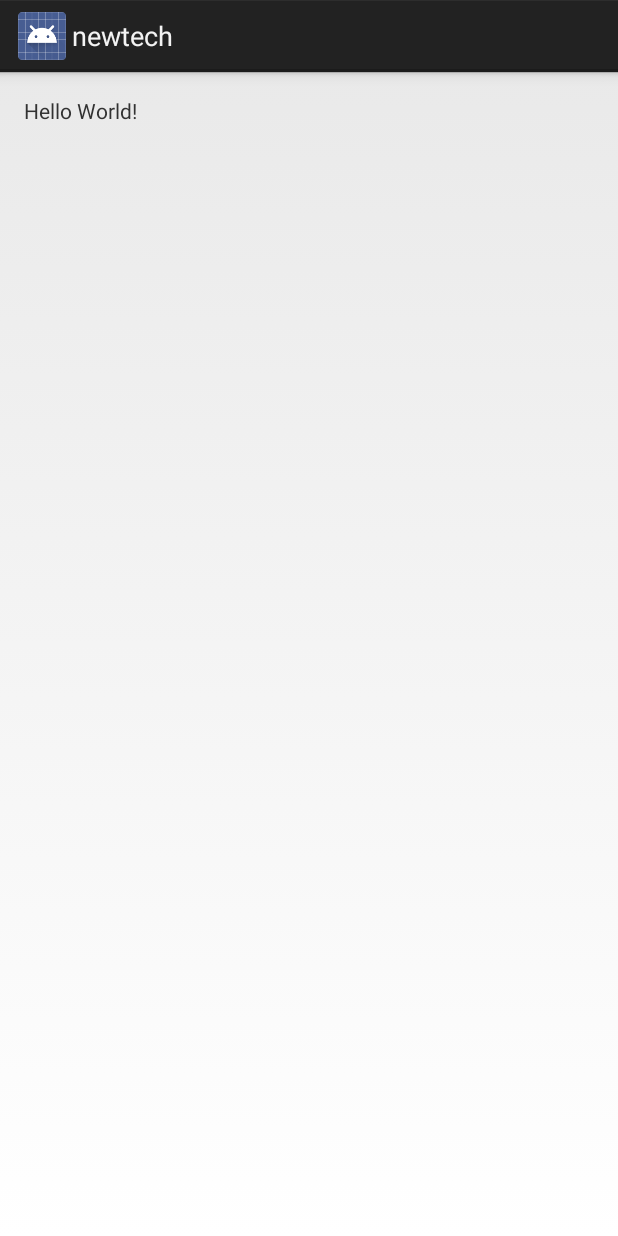
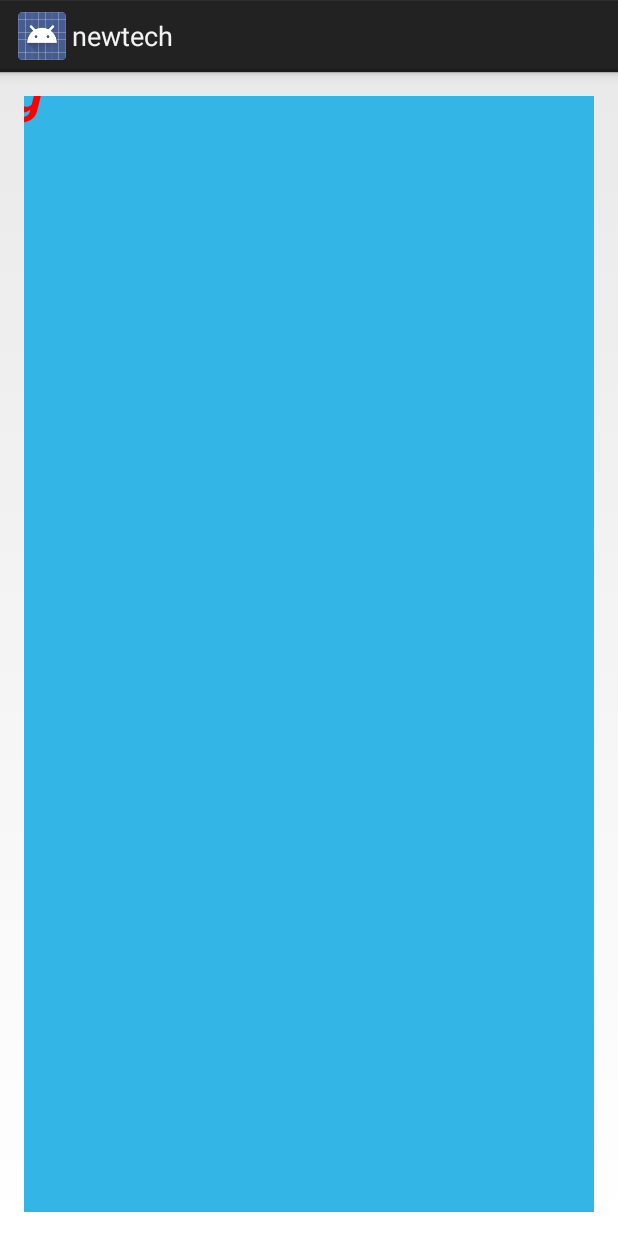
Before and after one commit to hloong/newtech, an Android app: the screen it shows after launch (MainActivity), on a phone screen of 412 x 824 dp. Run offline under Robolectric (Android 15) with nearby library versions, the phone set to English and light mode, and no system bars; our stand-ins replace RxJava.

Commit message:
增加自定义测试

```diff
--- a/app/src/main/java/com/hloong/newtech/customview/CustomView.java
+++ b/app/src/main/java/com/hloong/newtech/customview/CustomView.java
@@ -2,7 +2,10 @@ package com.hloong.newtech.customview;
 
 import android.content.Context;
 import android.graphics.Canvas;
+import android.graphics.Color;
 import android.graphics.Paint;
+import android.graphics.Path;
+import android.graphics.Typeface;
 import android.util.AttributeSet;
 import android.view.View;
 
@@ -12,6 +15,8 @@ import android.view.View;
 
 public class CustomView extends View{
     Paint paint = new Paint(Paint.ANTI_ALIAS_FLAG);
+
+
     public CustomView(Context context) {
         super(context);
     }
@@ -29,7 +34,56 @@ public class CustomView extends View{
     protected void onDraw(Canvas canvas) {
         super.onDraw(canvas);
 
-        paint.setStyle(Paint.Style.FILL);
-        canvas.drawCircle(200,300,150,paint);
+//        paint.setStyle(Paint.Style.STROKE);
+        paint.setColor(Color.RED);
+//        paint.setStrokeWidth(20);
+//        paint.setStrokeCap(Paint.Cap.ROUND);
+//        canvas.drawLine(100,10,100,500,paint);
+//        canvas.drawCircle(200,300,150,paint);
+
+//        drawPath(canvas);
+        drawText(canvas);
+
+
+    }
+
+    /**
+     * 绘制文字
+     * @param canvas
+     */
+    private void drawText(Canvas canvas) {
+        paint.setTextSkewX(-0.25f);
+        paint.setTypeface(Typeface.defaultFromStyle(Typeface.BOLD));
+        paint.setTextAlign(Paint.Align.RIGHT);
+        paint.setTextSize(50);
+        canvas.drawText("gshabing",16,16,paint);
+    }
+
+    /**
+     * 绘制path路径
+     * @param canvas
+     */
+    private void drawPath(Canvas canvas) {
+
+        Path path = new Path();
+        path.moveTo(100,100);
+        path.lineTo(300,100);
+        path.lineTo(100,300);
+        paint.setStrokeJoin(Paint.Join.ROUND);
+        canvas.drawPath(path,paint);
+
+        path = new Path();
+        path.moveTo(100,400);
+        path.lineTo(300,400);
+        path.lineTo(100,600);
+        paint.setStrokeJoin(Paint.Join.BEVEL);
+        canvas.drawPath(path,paint);
+
+        path = new Path();
+        path.moveTo(100,700);
+        path.lineTo(300,700);
+        path.lineTo(100,900);
+        paint.setStrokeJoin(Paint.Join.MITER);
+        canvas.drawPath(path,paint);
     }
 }
--- a/app/src/main/res/layout/activity_main.xml
+++ b/app/src/main/res/layout/activity_main.xml
@@ -16,12 +16,21 @@
         android:layout_height="wrap_content"
         android:text="Hello World!" />
 
+    <com.hloong.newtech.customview.CustomView
+        android:layout_width="wrap_content"
+        android:layout_height="wrap_content"
+        android:background="@android:color/holo_blue_light"/>
 
     <ListView
         android:id="@+id/listview"
-        android:layout_marginTop="20dp"
+        android:layout_marginTop="21dp"
         android:layout_width="match_parent"
-        android:layout_height="match_parent">
+        android:layout_height="match_parent"
+        android:layout_below="@+id/tv"
+        android:layout_alignParentLeft="true"
+        android:layout_alignParentStart="true"
+        android:layout_marginLeft="64dp"
+        android:layout_marginStart="64dp">
 
     </ListView>
 </RelativeLayout>
```
